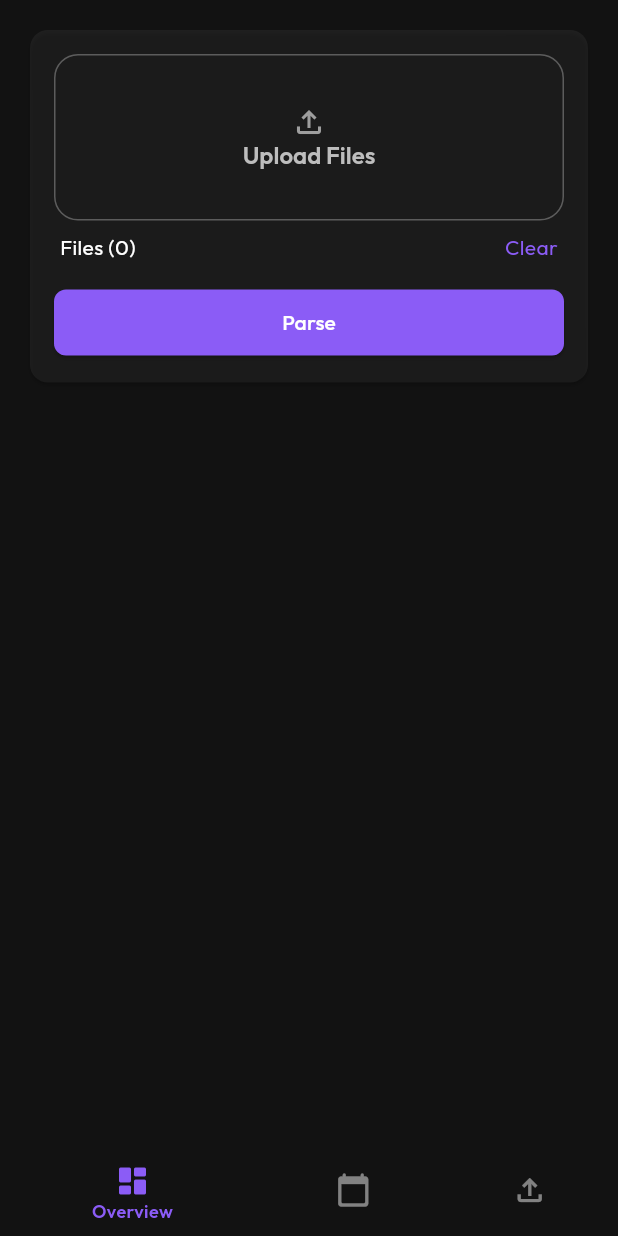
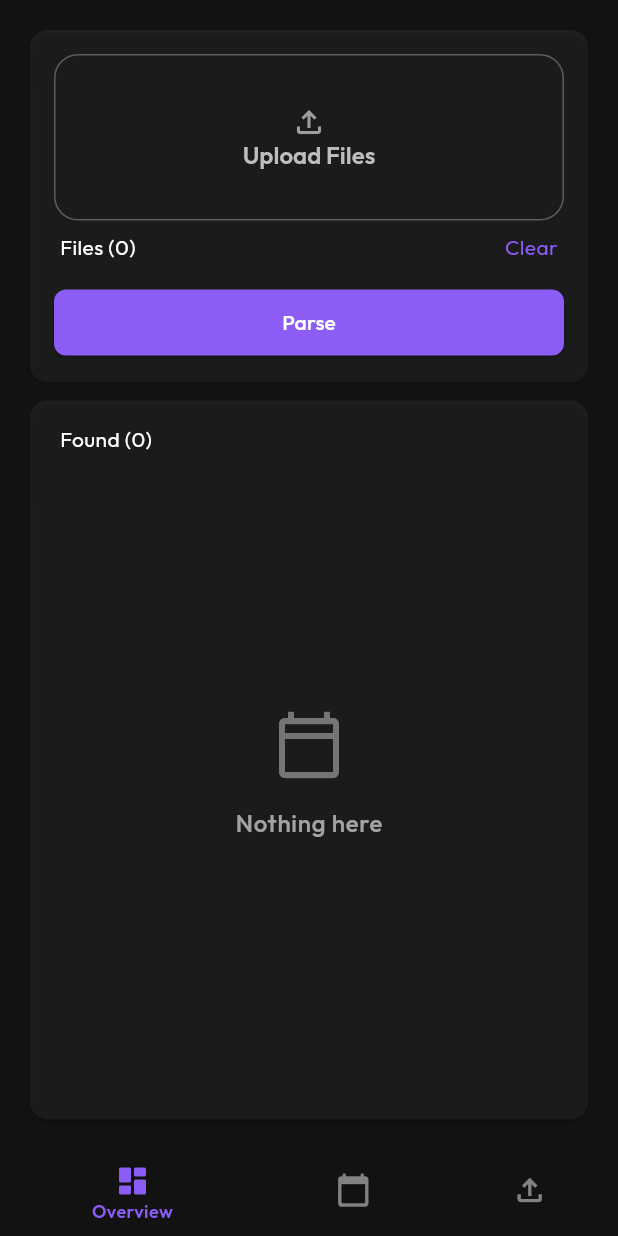
Before and after one commit to Maziliu/Dailies, a Flutter app: the screen it shows after launch, swiped to page 3, on a phone screen of 412 x 824 dp. Run offline on Flutter 3.47's test engine with Material 3 defaults, Android fonts, the phone set to English and light mode, and no system bars; our stand-ins replace drift, drift_flutter, file_picker, flutter_dotenv, flutter_form_builder, form_builder_validators and 4 more; missing offline and left inert: icalendar_parser, syncfusion_flutter_pdf; accounts and stored records are empty; generated files the repository leaves out were written again.

Commit message:
upload section

```diff
--- a/dailies_v2/lib/ui/state/upload_view_model.dart
+++ b/dailies_v2/lib/ui/state/upload_view_model.dart
@@ -1,3 +1,4 @@
+import 'package:dailies_v2/models/event_model.dart';
 import 'package:file_picker/file_picker.dart';
 import 'package:flutter/foundation.dart';
 
@@ -11,9 +12,13 @@ class UploadViewModel extends ChangeNotifier {
   final ValueNotifier<List<PlatformFile>> uploadedFiles =
       ValueNotifier<List<PlatformFile>>([]);
 
+  final ValueNotifier<List<EventModel>> parsedEvents =
+      ValueNotifier<List<EventModel>>([]);
+
   Future<void> parseAllUploadedFiles() async {}
 
   void clearUploadedFiles() {}
+  void clearParsedEvents() {}
 
   void removeUploadedFile(PlatformFile fileToRemove) {
     uploadedFiles.value = uploadedFiles.value
--- a/dailies_v2/lib/ui/views/upload/file_upload.dart
+++ b/dailies_v2/lib/ui/views/upload/file_upload.dart
@@ -32,7 +32,10 @@ class FileUploadSection extends StatelessWidget {
           ValueListenableBuilder<List<PlatformFile>>(
             valueListenable: viewModel.uploadedFiles,
             builder: (context, files, _) {
-              return ItemList<PlatformFile>(
+              if (files.isEmpty) return SizedBox.shrink();
+
+              return Expanded(
+                child: ItemList<PlatformFile>(
                   showEmptyState: false,
                   items: files,
                   itemBuilder: (file) {
@@ -41,6 +44,7 @@ class FileUploadSection extends StatelessWidget {
                       onRemove: () => viewModel.removeUploadedFile(file),
                     );
                   },
+                ),
               );
             },
           ),
--- /dev/null
+++ b/dailies_v2/lib/ui/views/upload/parsed_section.dart
@@ -0,0 +1,101 @@
+import 'package:dailies_v2/ui/state/init.dart';
+import 'package:dailies_v2/ui/state/upload_view_model.dart';
+import 'package:dailies_v2/ui/theme/standards.dart';
+import 'package:dailies_v2/ui/views/widgets/item_list.dart';
+import 'package:dailies_v2/ui/views/widgets/schedule_list_item.dart';
+import 'package:dailies_v2/ui/views/widgets/section_card.dart';
+import 'package:flutter/material.dart';
+
+class ParsedSection extends StatelessWidget {
+  const ParsedSection({super.key});
+
+  @override
+  Widget build(BuildContext context) {
+    final UploadViewModel viewModel = UPLOAD_VIEW_MODEL;
+
+    return SectionCard(
+      padding: UIFormating.mediumPadding(),
+      child: ValueListenableBuilder(
+        valueListenable: viewModel.parsedEvents,
+        builder: (context, events, _) {
+          return Column(
+            children: [
+              _Header(
+                count: events.length,
+                onClear: events.isEmpty ? null : viewModel.clearParsedEvents,
+              ),
+
+              Expanded(
+                child: ItemList(
+                  items: events,
+                  itemBuilder: (event) {
+                    return ScheduleItem(
+                      title: event.title,
+                      start: event.start,
+                      end: event.resolvedEnd,
+                      location: event.location,
+                    );
+                  },
+                ),
+              ),
+
+              if (events.isNotEmpty) _buildActionButtons(),
+            ],
+          );
+        },
+      ),
+    );
+  }
+
+  Widget _buildActionButtons() {
+    return Padding(
+      padding: const EdgeInsets.symmetric(horizontal: 4),
+      child: Row(
+        children: [
+          Expanded(
+            child: ElevatedButton(onPressed: () {}, child: const Text('Edit')),
+          ),
+          const SizedBox(width: 16),
+          Expanded(
+            child: ElevatedButton(
+              onPressed: () async {},
+              child: const Text('Add Events'),
+            ),
+          ),
+        ],
+      ),
+    );
+  }
+}
+
+class _Header extends StatelessWidget {
+  final int count;
+  final VoidCallback? onClear;
+
+  const _Header({required this.count, this.onClear});
+
+  @override
+  Widget build(BuildContext context) {
+    final theme = Theme.of(context);
+
+    return Padding(
+      padding: const EdgeInsets.fromLTRB(4, 0, 4, 0),
+      child: Row(
+        mainAxisAlignment: MainAxisAlignment.spaceBetween,
+        children: [
+          Text('Found ($count)', style: theme.textTheme.bodyMedium),
+          if (onClear != null)
+            InkWell(
+              onTap: onClear,
+              child: Text(
+                'Clear',
+                style: theme.textTheme.bodyMedium?.copyWith(
+                  color: theme.colorScheme.primary,
+                ),
+              ),
+            ),
+        ],
+      ),
+    );
+  }
+}
--- a/dailies_v2/lib/ui/views/upload/upload_view.dart
+++ b/dailies_v2/lib/ui/views/upload/upload_view.dart
@@ -1,5 +1,6 @@
 import 'package:dailies_v2/ui/theme/standards.dart';
 import 'package:dailies_v2/ui/views/upload/file_upload.dart';
+import 'package:dailies_v2/ui/views/upload/parsed_section.dart';
 import 'package:flutter/material.dart';
 
 class UploadView extends StatelessWidget {
@@ -8,9 +9,15 @@ class UploadView extends StatelessWidget {
   @override
   Widget build(BuildContext context) {
     return Scaffold(
-      body: SingleChildScrollView(
+      body: Padding(
         padding: UIFormating.mediumPadding(),
-        child: Column(spacing: 4, children: [FileUploadSection()]),
+        child: Column(
+          spacing: 4,
+          children: [
+            Flexible(flex: 2, child: FileUploadSection()),
+            Flexible(flex: 4, child: ParsedSection()),
+          ],
+        ),
       ),
     );
   }
```
Lines whose indentation alone changed are shown as unchanged.
